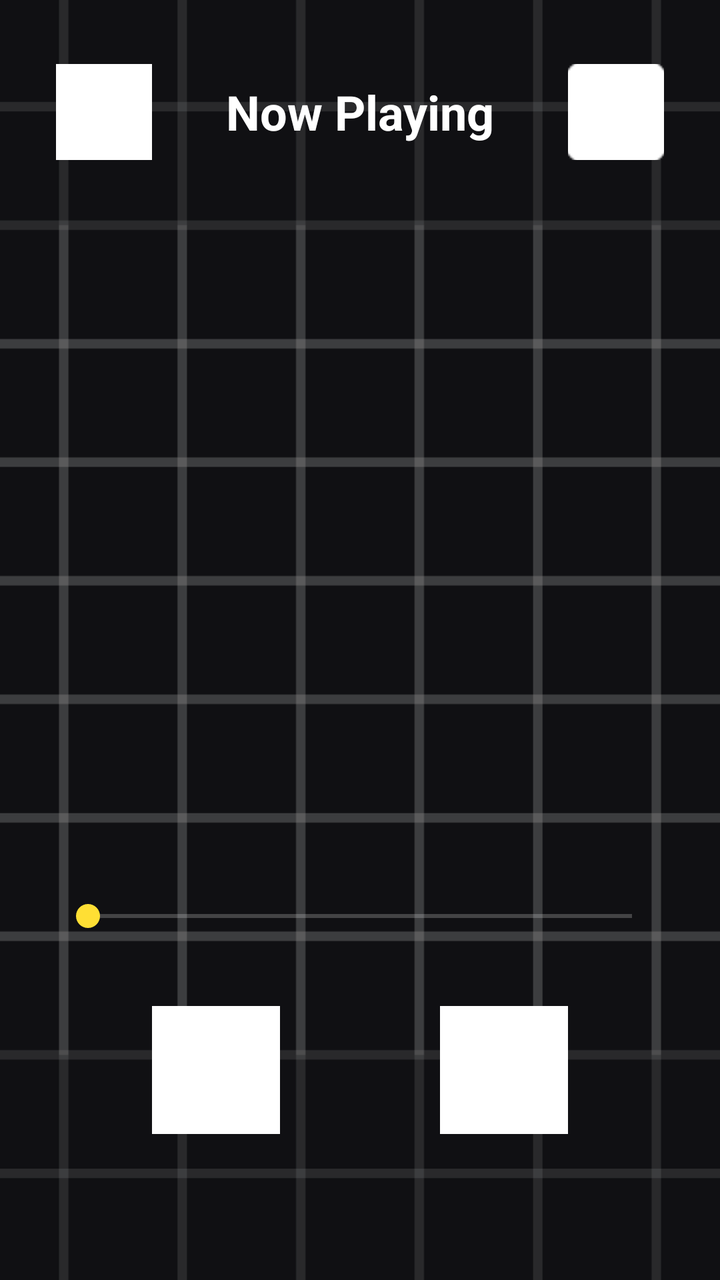
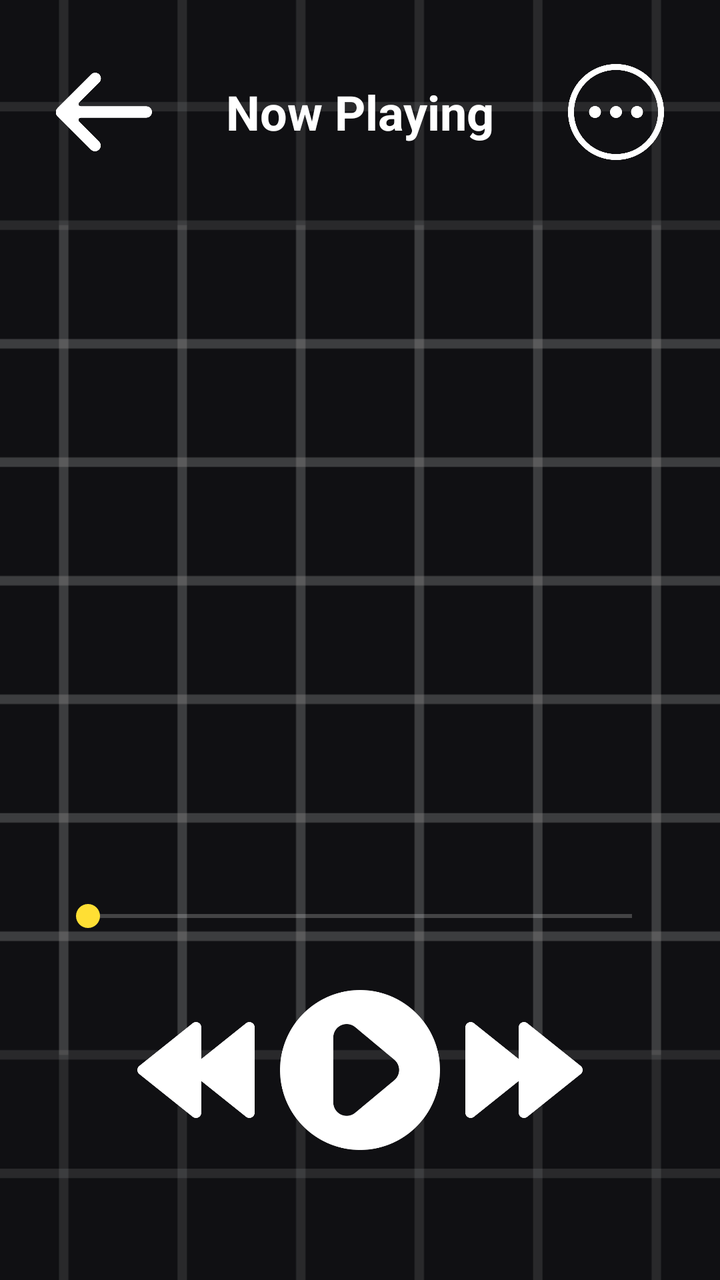

Before-and-after screenshots of an Android layout around one commit, followed by the original layout XML and the change that was made.
<!-- AndroidManifest.xml: application theme Theme.MaterialComponents.NoActionBar -->
<!-- res/layout/fragment_now_playing.xml -->
<?xml version="1.0" encoding="utf-8"?>
<FrameLayout xmlns:android="http://schemas.android.com/apk/res/android"
    android:id="@+id/now_playing_root"
    android:layout_width="match_parent"
    android:layout_height="match_parent"
    >
    <ImageView
        android:id="@+id/now_playing_cover"
        android:layout_width="match_parent"
        android:layout_height="match_parent"
        android:alpha="0.52"
        android:scaleType="centerCrop"
        android:src="@drawable/ic_launcher_background" />
    <LinearLayout
        android:layout_width="match_parent"
        android:layout_height="match_parent"
        android:gravity="center_horizontal"
        android:orientation="vertical"
        android:paddingStart="28dp"
        android:paddingTop="32dp"
        android:paddingEnd="28dp"
        android:paddingBottom="28dp">
        <LinearLayout
            android:layout_width="match_parent"
            android:layout_height="wrap_content"
            android:gravity="center_vertical">
            <ImageButton
                android:id="@+id/now_playing_back"
                android:layout_width="48dp"
                android:layout_height="48dp"
                android:background="@android:color/transparent"
                android:contentDescription="Quay lại"
                android:src="@drawable/back"
                android:tint="@color/white" />
            <TextView
                android:layout_width="0dp"
                android:layout_height="wrap_content"
                android:layout_weight="1"
                android:gravity="center"
                android:text="Now Playing"
                android:textColor="@color/white"
                android:textSize="24sp"
                android:textStyle="bold" />
            <ImageButton
                android:layout_width="48dp"
                android:layout_height="48dp"
                android:background="@android:color/transparent"
                android:contentDescription="Thêm"
                android:src="@drawable/more"
                android:tint="@color/white" />
        </LinearLayout>
        <Space
            android:layout_width="match_parent"
            android:layout_height="0dp"
            android:layout_weight="1" />
        <TextView
            android:id="@+id/now_playing_title"
            android:layout_width="match_parent"
            android:layout_height="wrap_content"
            android:gravity="center"
            android:maxLines="1"
            android:ellipsize="marquee"
            android:textColor="@color/white"
            android:textSize="28sp"
            android:textStyle="bold" />
        <TextView
            android:id="@+id/now_playing_artist"
            android:layout_width="match_parent"
            android:layout_height="wrap_content"
            android:layout_marginTop="8dp"
            android:gravity="center"
            android:textColor="@color/muted_text"
            android:textSize="18sp" />
        <SeekBar
            android:id="@+id/now_playing_seek"
            android:layout_width="match_parent"
            android:layout_height="wrap_content"
            android:layout_marginTop="28dp"
            android:progressTint="@color/white"
            android:thumbTint="@color/accent_yellow" />
        <LinearLayout
            android:layout_width="match_parent"
            android:layout_height="wrap_content"
            android:gravity="center"
            android:layout_marginTop="28dp">
            <ImageButton
                android:id="@+id/now_playing_previous"
                android:layout_width="64dp"
                android:layout_height="64dp"
                android:background="@android:color/transparent"
                android:contentDescription="Bài trước"
                android:src="@drawable/rewind"
                android:tint="@color/white" />
            <ImageButton
                android:id="@+id/now_playing_play_pause"
                android:layout_width="80dp"
                android:layout_height="80dp"
                android:background="@android:color/transparent"
                android:contentDescription="Phát hoặc tạm dừng"
                android:src="@drawable/resume"
                android:tint="@color/white" />
            <ImageButton
                android:id="@+id/now_playing_next"
                android:layout_width="64dp"
                android:layout_height="64dp"
                android:background="@android:color/transparent"
                android:contentDescription="Bài tiếp theo"
                android:src="@drawable/fastforwad"
                android:tint="@color/white" />
        </LinearLayout>
        <TextView
            android:id="@+id/now_playing_time"
            android:layout_width="wrap_content"
            android:layout_height="wrap_content"
            android:layout_marginTop="18dp"
            android:textColor="@color/muted_text" />
    </LinearLayout>
    <ProgressBar
        android:id="@+id/now_playing_loading"
        android:layout_width="wrap_content"
        android:layout_height="wrap_content"
        android:layout_gravity="center"
        android:visibility="gone" />
    <TextView
        android:id="@+id/now_playing_error"
        android:layout_width="match_parent"
        android:layout_height="wrap_content"
        android:layout_gravity="center"
        android:gravity="center"
        android:padding="24dp"
        android:textColor="@color/white"
        android:visibility="gone" />
</FrameLayout>
<!-- resources referenced by this layout -->
<resources>
  <color name="accent_yellow">#FFFFDF34</color>
  <color name="muted_text">#FF9B9BA3</color>
  <color name="white">#FFFFFFFF</color>
  <!-- drawable back: png bitmap (drawable, 7874 bytes) -->
  <!-- drawable fastforwad: png bitmap (drawable, 5478 bytes) -->
  <!-- drawable ic_launcher_background: vector/xml drawable (drawable, 5618 chars, omitted) -->
  <!-- drawable more: png bitmap (drawable, 18351 bytes) -->
  <!-- drawable resume: png bitmap (drawable, 12710 bytes) -->
  <!-- drawable rewind: png bitmap (drawable, 5566 bytes) -->
</resources>

<!-- the commit's change to res/layout/fragment_now_playing.xml (unified diff, before → after) -->
@@ -1,5 +1,6 @@
 <?xml version="1.0" encoding="utf-8"?>
 <FrameLayout xmlns:android="http://schemas.android.com/apk/res/android"
+    xmlns:app="http://schemas.android.com/apk/res-auto"
     android:id="@+id/now_playing_root"
     android:layout_width="match_parent"
     android:layout_height="match_parent"
@@ -29,9 +30,12 @@
                 android:layout_width="48dp"
                 android:layout_height="48dp"
                 android:background="@android:color/transparent"
+                android:scaleType="centerInside"
                 android:contentDescription="Quay lại"
                 android:src="@drawable/back"
-                android:tint="@color/white" />
+                app:tint="@color/white"
+                />
+
             <TextView
                 android:layout_width="0dp"
                 android:layout_height="wrap_content"
@@ -44,10 +48,12 @@
             <ImageButton
                 android:layout_width="48dp"
                 android:layout_height="48dp"
-                android:background="@android:color/transparent"
+                android:background="@null"
                 android:contentDescription="Thêm"
                 android:src="@drawable/more"
-                android:tint="@color/white" />
+                android:scaleType="centerInside"
+                app:tint="@color/white"
+                />
         </LinearLayout>
         <Space
             android:layout_width="match_parent"
@@ -87,26 +93,35 @@
                 android:id="@+id/now_playing_previous"
                 android:layout_width="64dp"
                 android:layout_height="64dp"
-                android:background="@android:color/transparent"
+                android:background="@null"
+                android:scaleType="centerInside"
                 android:contentDescription="Bài trước"
+                app:tint="@color/white"
+                android:layout_marginEnd="10dp"
                 android:src="@drawable/rewind"
-                android:tint="@color/white" />
+                />
             <ImageButton
                 android:id="@+id/now_playing_play_pause"
                 android:layout_width="80dp"
                 android:layout_height="80dp"
-                android:background="@android:color/transparent"
+                android:background="@null"
+                android:scaleType="centerInside"
+                app:tint="@color/white"
+                android:layout_marginEnd="10dp"
                 android:contentDescription="Phát hoặc tạm dừng"
                 android:src="@drawable/resume"
-                android:tint="@color/white" />
+                />
             <ImageButton
                 android:id="@+id/now_playing_next"
                 android:layout_width="64dp"
                 android:layout_height="64dp"
-                android:background="@android:color/transparent"
+                android:background="@null"
+                android:scaleType="centerInside"
+                app:tint="@color/white"
+
                 android:contentDescription="Bài tiếp theo"
                 android:src="@drawable/fastforwad"
-                android:tint="@color/white" />
+                />
         </LinearLayout>
         <TextView
             android:id="@+id/now_playing_time"
